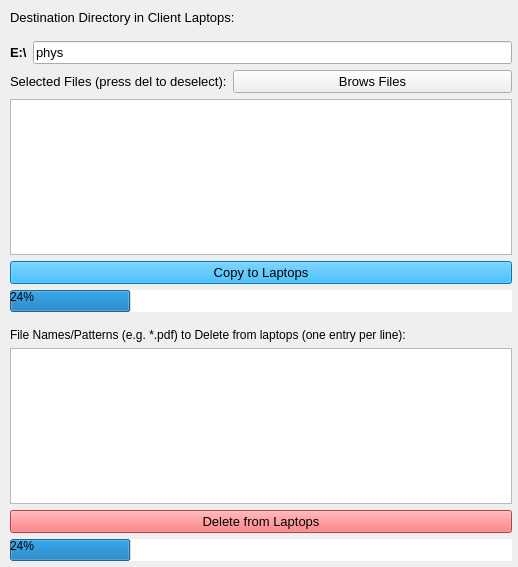
Qt form assets/YorkULabSeating_lpc.ui (tdgskinner/yorku-phys-lab-seating) before a commit.
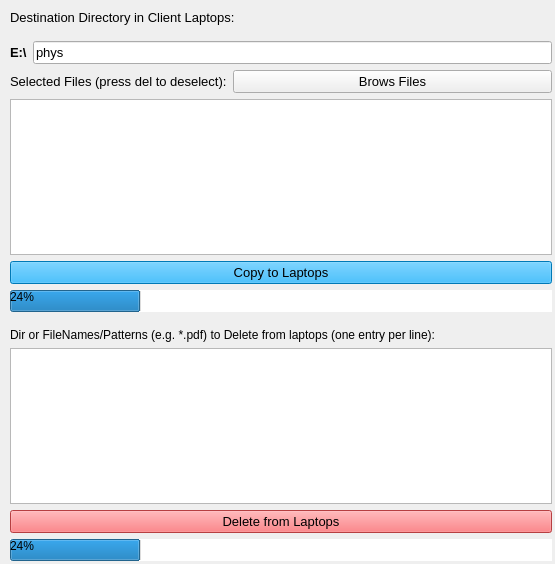
The same form after that commit.

Commit message: delete dir from laptops added

```diff
--- a/assets/YorkULabSeating_lpc.ui
+++ b/assets/YorkULabSeating_lpc.ui
@@ -6,8 +6,8 @@
    <rect>
     <x>0</x>
     <y>0</y>
-    <width>518</width>
-    <height>567</height>
+    <width>555</width>
+    <height>564</height>
    </rect>
   </property>
   <property name="windowTitle">
@@ -21,7 +21,7 @@
     <rect>
      <x>10</x>
      <y>10</y>
-     <width>502</width>
+     <width>542</width>
      <height>551</height>
     </rect>
    </property>
@@ -121,7 +121,7 @@
        </font>
       </property>
       <property name="text">
-       <string>File Names/Patterns (e.g. *.pdf) to Delete from laptops (one entry per line):</string>
+       <string>Dir or FileNames/Patterns (e.g. *.pdf) to Delete from laptops (one entry per line):</string>
       </property>
      </widget>
     </item>
```
The commit also changes 3 other files.
